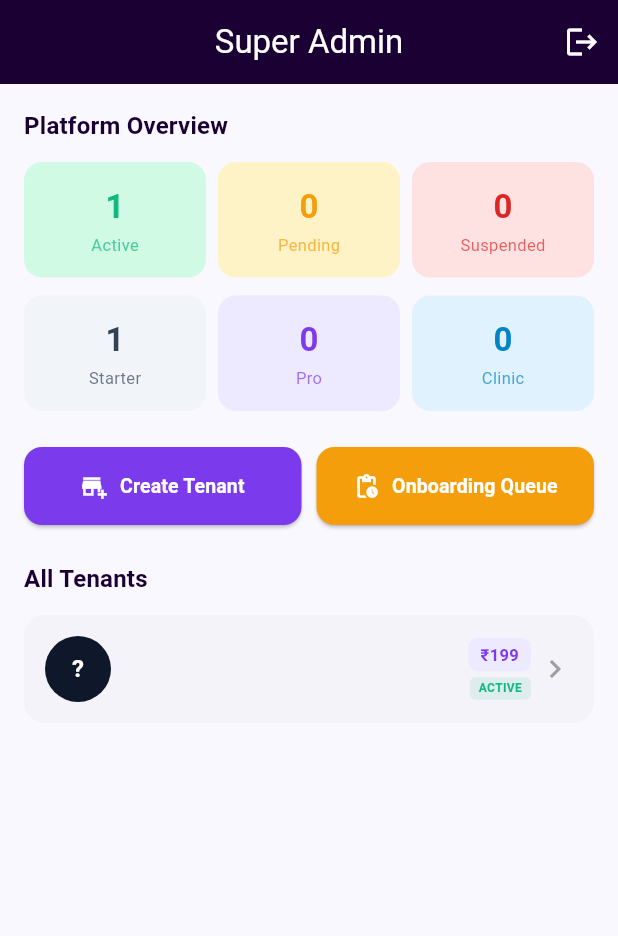
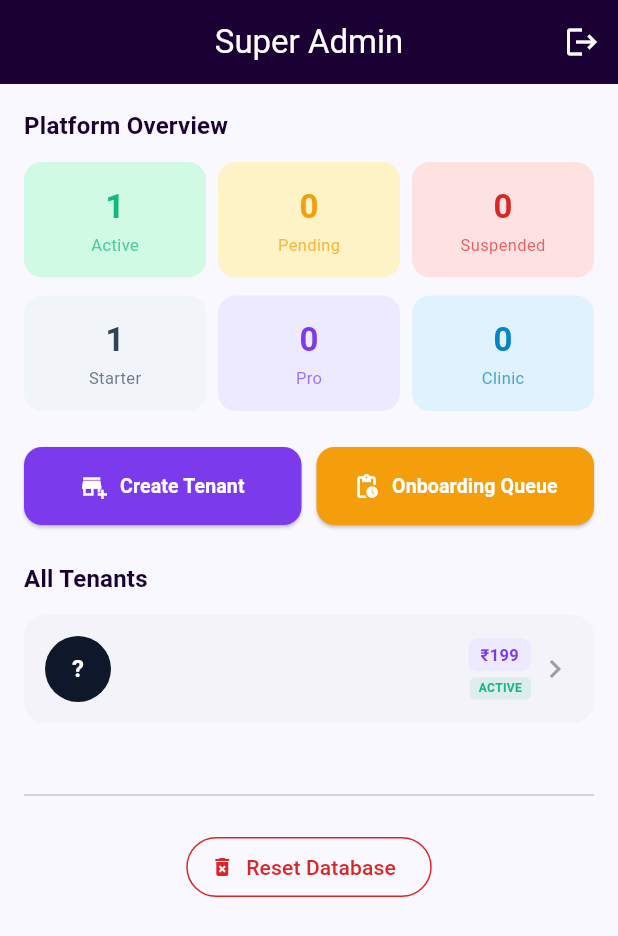
Before and after one commit to sansan69/qcut-flutter, a Flutter app: the SuperAdminApp widget shown alone on an empty page, opened directly with empty values, on a phone screen of 412 x 824 dp. Shown: the top 936 px of the screen. Run offline on Flutter 3.47's test engine with Material 3 defaults, Android fonts, the phone set to English and light mode, and no system bars; our stand-ins replace cloud_firestore, firebase_auth, firebase_core, qr_flutter, share_plus; accounts and stored records are empty; Roboto replaces fonts that are missing (Poppins).

Commit message:
Database reset — Super Admin one-tap full wipe
- resetAllData() in FirestoreService: deletes tenants, tokens, bookings, barbers, services, settings, onboarding
- Returns count stats (tenants, subDocs, submissions)
- Red 'Reset Database' button at bottom of Super Admin dashboard
- Confirmation dialog with warning before executing
- Progress spinner + result SnackBar on completion
- Authenticated via Firebase Auth (super admin only)

```diff
--- a/lib/screens/super_admin/super_admin_dashboard.dart
+++ b/lib/screens/super_admin/super_admin_dashboard.dart
@@ -9,6 +9,8 @@ class SuperAdminDashboard extends StatelessWidget {
   final Function(Tenant) onTapTenant;
   final VoidCallback onViewOnboarding;
   final VoidCallback onSignOut;
+  final VoidCallback? onResetDatabase;
+  final bool isResetting;
 
   const SuperAdminDashboard({
     super.key,
@@ -17,6 +19,8 @@ class SuperAdminDashboard extends StatelessWidget {
     required this.onTapTenant,
     required this.onViewOnboarding,
     required this.onSignOut,
+    this.onResetDatabase,
+    this.isResetting = false,
   });
 
   @override
@@ -96,6 +100,45 @@ class SuperAdminDashboard extends StatelessWidget {
           )
         else
           ...tenants.map((t) => _TenantCard(tenant: t, onTap: () => onTapTenant(t))),
+
+        // ── Reset Database (danger zone) ──
+        if (onResetDatabase != null) ...[
+          const SizedBox(height: 32),
+          const Divider(),
+          const SizedBox(height: 16),
+          Center(
+            child: isResetting
+                ? const Column(children: [
+                    SizedBox(width: 24, height: 24, child: CircularProgressIndicator(strokeWidth: 3)),
+                    SizedBox(height: 8),
+                    Text('Wiping database...', style: TextStyle(fontSize: 12, color: QCutColors.red)),
+                  ])
+                : OutlinedButton.icon(
+                    onPressed: () {
+                      showDialog(
+                        context: context,
+                        builder: (ctx) => AlertDialog(
+                          shape: RoundedRectangleBorder(borderRadius: BorderRadius.circular(16)),
+                          title: const Row(children: [Icon(Icons.warning_amber, color: QCutColors.red), SizedBox(width: 8), Text('Reset Database?')]),
+                          content: const Text('This will permanently delete ALL tenants, tokens, bookings, barbers, services, and onboarding submissions. This cannot be undone.'),
+                          actions: [
+                            TextButton(onPressed: () => Navigator.pop(ctx), child: const Text('Cancel')),
+                            ElevatedButton(
+                              onPressed: () { Navigator.pop(ctx); onResetDatabase?.call(); },
+                              style: ElevatedButton.styleFrom(backgroundColor: QCutColors.red, foregroundColor: Colors.white),
+                              child: const Text('Yes, Delete Everything'),
+                            ),
+                          ],
+                        ),
+                      );
+                    },
+                    icon: const Icon(Icons.delete_forever, size: 16),
+                    label: const Text('Reset Database'),
+                    style: OutlinedButton.styleFrom(foregroundColor: QCutColors.red, side: const BorderSide(color: QCutColors.red)),
+                  ),
+          ),
+          const SizedBox(height: 24),
+        ],
       ]),
     );
   }
```
Also changed, not shown: lib/main.dart (+26 -0 lines), lib/services/firestore_service.dart (+78 -0 lines).
